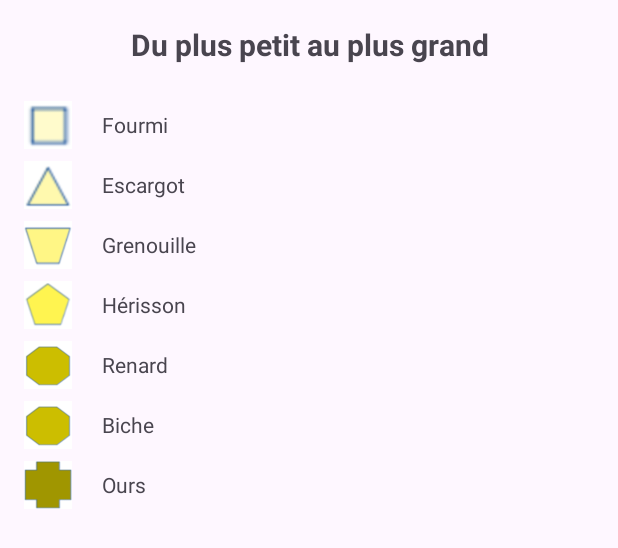
After one commit to Itasuka/Projet_OpenGL, an Android app: the layout popup_layout.xml on its own in the app's theme, with its tools: preview values and no code run, on a phone screen of 412 x 824 dp. The commit adds this screen. Shown: the top 548 px of the screen. Run offline under Robolectric (Android 15) with nearby library versions, the light colour scheme and no system bars.

Commit message:
mise en place de l'interface

```diff
--- a/app/src/main/java/com/example/petitougrand/MyGLSurfaceView.java
+++ b/app/src/main/java/com/example/petitougrand/MyGLSurfaceView.java
@@ -18,6 +18,7 @@ package com.example.petitougrand;
 
 import android.content.Context;
 import android.opengl.GLSurfaceView;
+import android.util.AttributeSet;
 import android.util.Log;
 import android.view.MotionEvent;
 
@@ -36,8 +37,8 @@ public class MyGLSurfaceView extends GLSurfaceView {
 
     private final MyGLRenderer mRenderer;
 
-    public MyGLSurfaceView(Context context) {
-        super(context);
+    public MyGLSurfaceView(Context context, AttributeSet attrs) {
+        super(context, attrs);
         setEGLConfigChooser(8, 8, 8, 8, 16, 0);
         // Création d'un context OpenGLES 3.0
         setEGLContextClientVersion(3);
--- /dev/null
+++ b/app/src/main/res/layout/popup_layout.xml
@@ -0,0 +1,179 @@
+<?xml version="1.0" encoding="utf-8"?>
+<LinearLayout xmlns:android="http://schemas.android.com/apk/res/android"
+    android:layout_width="match_parent"
+    android:layout_height="match_parent"
+    android:orientation="vertical"
+    android:padding="16dp">
+
+    <LinearLayout
+        android:layout_width="match_parent"
+        android:layout_height="wrap_content"
+        android:orientation="horizontal"
+        android:layout_marginBottom="8dp"
+        android:gravity="center">
+        <TextView
+            android:layout_width="wrap_content"
+            android:layout_height="wrap_content"
+            android:text="Du plus petit au plus grand"
+            android:textSize="20sp"
+            android:textStyle="bold"
+            android:gravity="center"
+            android:layout_gravity="center_horizontal"
+            android:layout_marginBottom="16dp"/>
+    </LinearLayout>
+
+    <!-- Ligne 1 -->
+    <LinearLayout
+        android:layout_width="match_parent"
+        android:layout_height="wrap_content"
+        android:orientation="horizontal"
+        android:layout_marginBottom="8dp">
+
+        <ImageView
+            android:id="@+id/image1"
+            android:layout_width="32dp"
+            android:layout_height="32dp"
+            android:src="@drawable/fourmi"
+            android:layout_gravity="center_vertical"/>
+
+        <TextView
+            android:layout_width="wrap_content"
+            android:layout_height="wrap_content"
+            android:layout_gravity="center"
+            android:text="Fourmi"
+            android:layout_marginStart="20dp"/>
+    </LinearLayout>
+
+    <!-- Ligne 2 -->
+    <LinearLayout
+        android:layout_width="match_parent"
+        android:layout_height="wrap_content"
+        android:orientation="horizontal"
+        android:layout_marginBottom="8dp">
+
+        <ImageView
+            android:id="@+id/image2"
+            android:layout_width="32dp"
+            android:layout_height="32dp"
+            android:src="@drawable/escargot"
+            android:layout_gravity="center_vertical"/>
+
+        <TextView
+            android:layout_width="wrap_content"
+            android:layout_height="wrap_content"
+            android:layout_gravity="center"
+            android:text="Escargot"
+            android:layout_marginStart="20dp"/>
+    </LinearLayout>
+
+    <!-- Ligne 3 -->
+    <LinearLayout
+        android:layout_width="match_parent"
+        android:layout_height="wrap_content"
+        android:orientation="horizontal"
+        android:layout_marginBottom="8dp">
+
+        <ImageView
+            android:id="@+id/image3"
+            android:layout_width="32dp"
+            android:layout_height="32dp"
+            android:src="@drawable/grenouille"
+            android:layout_gravity="center_vertical"/>
+
+        <TextView
+            android:layout_width="wrap_content"
+            android:layout_height="wrap_content"
+            android:layout_gravity="center"
+            android:text="Grenouille"
+            android:layout_marginStart="20dp"/>
+    </LinearLayout>
+
+    <!-- Ligne 4 -->
+    <LinearLayout
+        android:layout_width="match_parent"
+        android:layout_height="wrap_content"
+        android:orientation="horizontal"
+        android:layout_marginBottom="8dp">
+
+        <ImageView
+            android:id="@+id/image4"
+            android:layout_width="32dp"
+            android:layout_height="32dp"
+            android:src="@drawable/herisson"
+            android:layout_gravity="center_vertical"/>
+
+        <TextView
+            android:layout_width="wrap_content"
+            android:layout_height="wrap_content"
+            android:layout_gravity="center"
+            android:text="Hérisson"
+            android:layout_marginStart="20dp"/>
+    </LinearLayout>
+
+    <!-- Ligne 5 -->
+    <LinearLayout
+        android:layout_width="match_parent"
+        android:layout_height="wrap_content"
+        android:orientation="horizontal"
+        android:layout_marginBottom="8dp">
+
+        <ImageView
+            android:id="@+id/image5"
+            android:layout_width="32dp"
+            android:layout_height="32dp"
+            android:src="@drawable/renard"
+            android:layout_gravity="center_vertical"/>
+
+        <TextView
+            android:layout_width="wrap_content"
+            android:layout_height="wrap_content"
+            android:layout_gravity="center"
+            android:text="Renard"
+            android:layout_marginStart="20dp"/>
+    </LinearLayout>
+
+    <!-- Ligne 6 -->
+    <LinearLayout
+        android:layout_width="match_parent"
+        android:layout_height="wrap_content"
+        android:orientation="horizontal"
+        android:layout_marginBottom="8dp">
+
+        <ImageView
+            android:id="@+id/image6"
+            android:layout_width="32dp"
+            android:layout_height="32dp"
+            android:src="@drawable/biche"
+            android:layout_gravity="center_vertical"/>
+
+        <TextView
+            android:layout_width="wrap_content"
+            android:layout_height="wrap_content"
+            android:layout_gravity="center"
+            android:text="Biche"
+            android:layout_marginStart="20dp"/>
+    </LinearLayout>
+
+    <!-- Ligne 7 -->
+    <LinearLayout
+        android:layout_width="match_parent"
+        android:layout_height="wrap_content"
+        android:orientation="horizontal"
+        android:layout_marginBottom="8dp">
+
+        <ImageView
+            android:id="@+id/image7"
+            android:layout_width="32dp"
+            android:layout_height="32dp"
+            android:src="@drawable/ours"
+            android:layout_gravity="center_vertical"/>
+
+        <TextView
+            android:layout_width="wrap_content"
+            android:layout_height="wrap_content"
+            android:layout_gravity="center"
+            android:text="Ours"
+            android:layout_marginStart="20dp"/>
+    </LinearLayout>
+
+</LinearLayout>
```
Also changed, not shown: app/src/main/java/com/example/petitougrand/OpenGLES30Activity.java (+21 -16 lines), app/src/main/res/layout/activity_main.xml (+84 -3 lines), app/src/main/res/drawable/biche.png (added), app/src/main/res/drawable/escargot.png (added), app/src/main/res/drawable/fourmi.png (added), app/src/main/res/drawable/grenouille.png (added), app/src/main/res/drawable/herisson.png (added), app/src/main/res/drawable/ours.png (added), app/src/main/res/drawable/renard.png (added).
